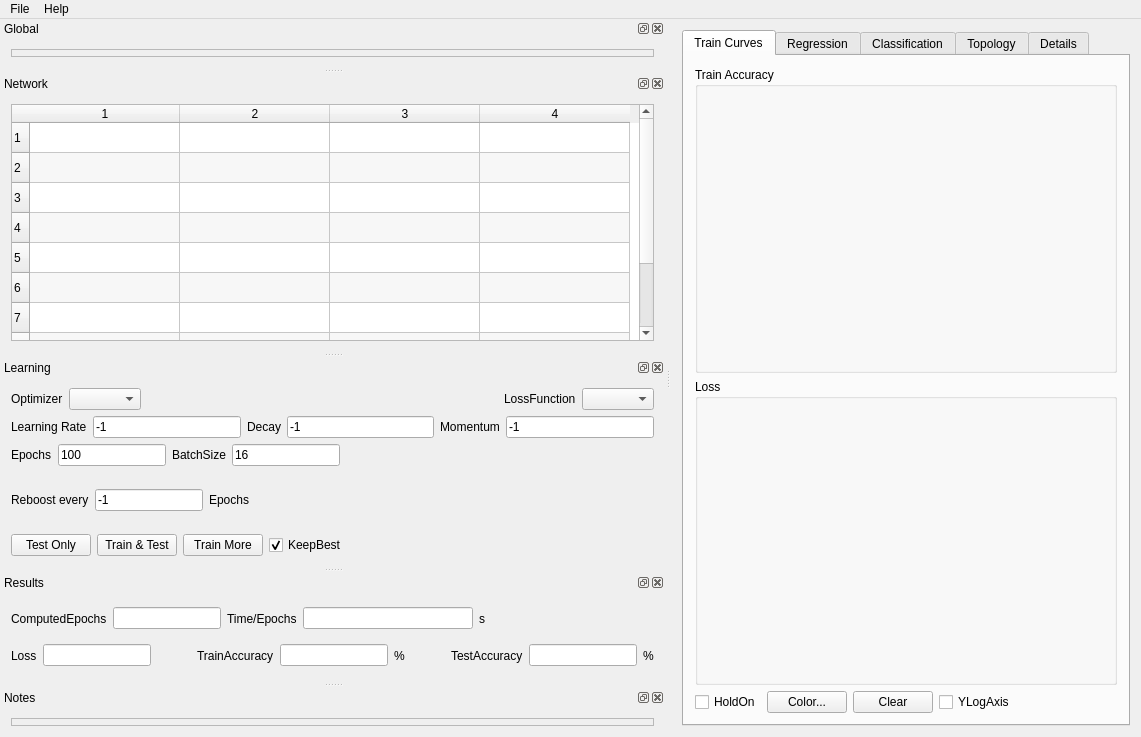
First picture: the form in src/DNNLab/mainwindow.ui, repository edeforas/BeeDNN, before the edit.
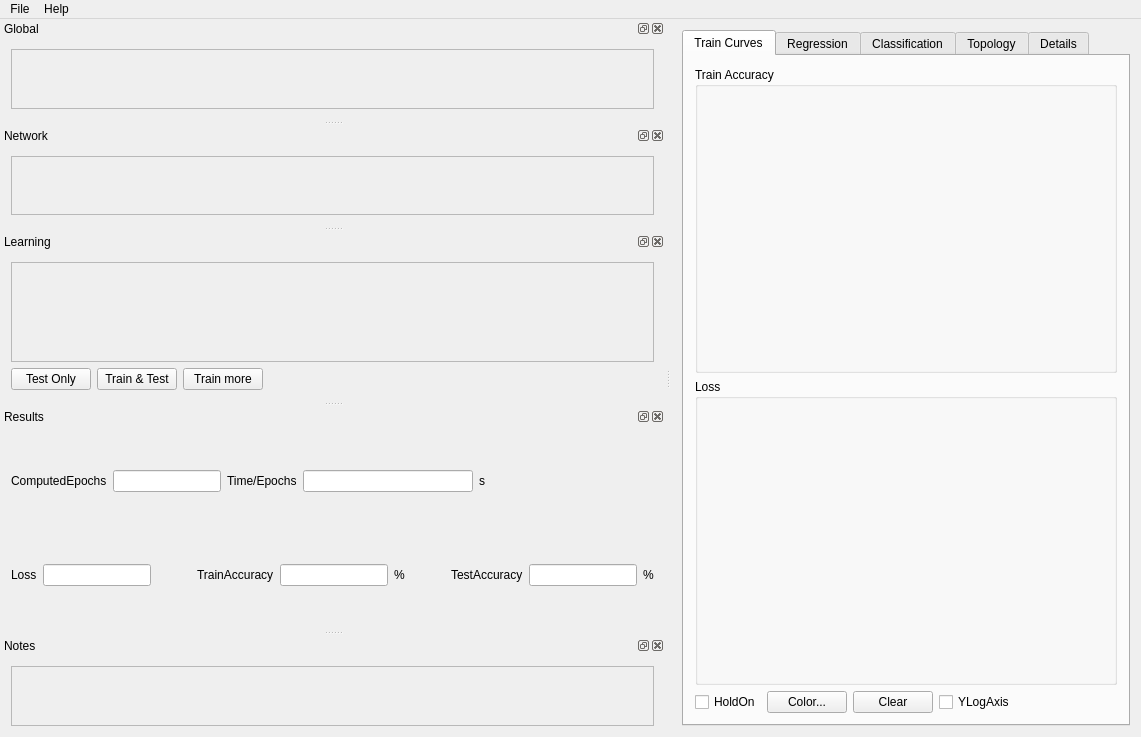
Second picture: the form after the edit. Custom widgets are drawn as their Qt base class.

```diff
--- a/src/DNNLab/mainwindow.ui
+++ b/src/DNNLab/mainwindow.ui
@@ -276,7 +276,7 @@
   </widget>
   <widget class="QDockWidget" name="dockWidget">
    <property name="sizePolicy">
-    <sizepolicy hsizetype="Expanding" vsizetype="Minimum">
+    <sizepolicy hsizetype="Expanding" vsizetype="Expanding">
      <horstretch>0</horstretch>
      <verstretch>0</verstretch>
     </sizepolicy>
@@ -290,66 +290,19 @@
    <widget class="QWidget" name="dockWidgetContents">
     <layout class="QVBoxLayout" name="verticalLayout_4">
      <item>
-      <widget class="QTableWidget" name="twNetwork">
+      <widget class="FrameNetwork" name="frameNetwork">
        <property name="sizePolicy">
-        <sizepolicy hsizetype="MinimumExpanding" vsizetype="Expanding">
+        <sizepolicy hsizetype="Preferred" vsizetype="Expanding">
          <horstretch>0</horstretch>
-         <verstretch>60</verstretch>
+         <verstretch>0</verstretch>
         </sizepolicy>
        </property>
-       <property name="minimumSize">
-        <size>
-         <width>600</width>
-         <height>0</height>
-        </size>
+       <property name="frameShape">
+        <enum>QFrame::StyledPanel</enum>
        </property>
-       <property name="horizontalScrollBarPolicy">
-        <enum>Qt::ScrollBarAlwaysOff</enum>
+       <property name="frameShadow">
+        <enum>QFrame::Raised</enum>
        </property>
-       <property name="sizeAdjustPolicy">
-        <enum>QAbstractScrollArea::AdjustIgnored</enum>
-       </property>
-       <property name="autoScroll">
-        <bool>false</bool>
-       </property>
-       <property name="alternatingRowColors">
-        <bool>true</bool>
-       </property>
-       <property name="gridStyle">
-        <enum>Qt::SolidLine</enum>
-       </property>
-       <property name="cornerButtonEnabled">
-        <bool>false</bool>
-       </property>
-       <property name="rowCount">
-        <number>10</number>
-       </property>
-       <property name="columnCount">
-        <number>4</number>
-       </property>
-       <attribute name="horizontalHeaderDefaultSectionSize">
-        <number>150</number>
-       </attribute>
-       <attribute name="horizontalHeaderMinimumSectionSize">
-        <number>130</number>
-       </attribute>
-       <attribute name="horizontalHeaderStretchLastSection">
-        <bool>false</bool>
-       </attribute>
-       <row/>
-       <row/>
-       <row/>
-       <row/>
-       <row/>
-       <row/>
-       <row/>
-       <row/>
-       <row/>
-       <row/>
-       <column/>
-       <column/>
-       <column/>
-       <column/>
       </widget>
      </item>
     </layout>
@@ -370,170 +323,18 @@
    </attribute>
    <widget class="QWidget" name="dockWidgetContents_3">
     <layout class="QGridLayout" name="gridLayout_4">
+     <item row="0" column="0">
+      <widget class="FrameLearning" name="frameLearning">
+       <property name="frameShape">
+        <enum>QFrame::StyledPanel</enum>
+       </property>
+       <property name="frameShadow">
+        <enum>QFrame::Raised</enum>
+       </property>
+      </widget>
+     </item>
      <item row="1" column="0">
-      <layout class="QHBoxLayout" name="horizontalLayout_4">
-       <item>
-        <widget class="QLabel" name="label_9">
-         <property name="text">
-          <string>Learning Rate</string>
-         </property>
-        </widget>
-       </item>
-       <item>
-        <widget class="QLineEdit" name="leLearningRate">
-         <property name="text">
-          <string>-1</string>
-         </property>
-        </widget>
-       </item>
-       <item>
-        <widget class="QLabel" name="label_11">
-         <property name="text">
-          <string>Decay</string>
-         </property>
-        </widget>
-       </item>
-       <item>
-        <widget class="QLineEdit" name="leDecay">
-         <property name="enabled">
-          <bool>true</bool>
-         </property>
-         <property name="text">
-          <string>-1</string>
-         </property>
-        </widget>
-       </item>
-       <item>
-        <widget class="QLabel" name="label_10">
-         <property name="text">
-          <string>Momentum</string>
-         </property>
-        </widget>
-       </item>
-       <item>
-        <widget class="QLineEdit" name="leMomentum">
-         <property name="enabled">
-          <bool>true</bool>
-         </property>
-         <property name="text">
-          <string>-1</string>
-         </property>
-         <property name="readOnly">
-          <bool>false</bool>
-         </property>
-        </widget>
-       </item>
-      </layout>
-     </item>
-     <item row="2" column="0">
-      <layout class="QHBoxLayout" name="horizontalLayout_3">
-       <item>
-        <widget class="QLabel" name="label_8">
-         <property name="text">
-          <string>Epochs</string>
-         </property>
-        </widget>
-       </item>
-       <item>
-        <widget class="QLineEdit" name="leEpochs">
-         <property name="sizePolicy">
-          <sizepolicy hsizetype="Preferred" vsizetype="Fixed">
-           <horstretch>0</horstretch>
-           <verstretch>0</verstretch>
-          </sizepolicy>
-         </property>
-         <property name="text">
-          <string>100</string>
-         </property>
-        </widget>
-       </item>
-       <item>
-        <widget class="QLabel" name="label_7">
-         <property name="text">
-          <string>BatchSize</string>
-         </property>
-        </widget>
-       </item>
-       <item>
-        <widget class="QLineEdit" name="leBatchSize">
-         <property name="enabled">
-          <bool>true</bool>
-         </property>
-         <property name="sizePolicy">
-          <sizepolicy hsizetype="Preferred" vsizetype="Fixed">
-           <horstretch>0</horstretch>
-           <verstretch>0</verstretch>
-          </sizepolicy>
-         </property>
-         <property name="text">
-          <string>16</string>
-         </property>
-        </widget>
-       </item>
-       <item>
-        <spacer name="horizontalSpacer_9">
-         <property name="orientation">
-          <enum>Qt::Horizontal</enum>
-         </property>
-         <property name="sizeHint" stdset="0">
-          <size>
-           <width>40</width>
-           <height>20</height>
-          </size>
-         </property>
-        </spacer>
-       </item>
-      </layout>
-     </item>
-     <item row="3" column="0">
-      <layout class="QHBoxLayout" name="horizontalLayout_6">
-       <item>
-        <widget class="QLabel" name="label_4">
-         <property name="text">
-          <string>Reboost every</string>
-         </property>
-        </widget>
-       </item>
-       <item>
-        <widget class="QLineEdit" name="leReboost">
-         <property name="enabled">
-          <bool>true</bool>
-         </property>
-         <property name="sizePolicy">
-          <sizepolicy hsizetype="Preferred" vsizetype="Fixed">
-           <horstretch>0</horstretch>
-           <verstretch>0</verstretch>
-          </sizepolicy>
-         </property>
-         <property name="text">
-          <string>-1</string>
-         </property>
-        </widget>
-       </item>
-       <item>
-        <widget class="QLabel" name="label_14">
-         <property name="text">
-          <string>Epochs</string>
-         </property>
-        </widget>
-       </item>
-       <item>
-        <spacer name="horizontalSpacer_12">
-         <property name="orientation">
-          <enum>Qt::Horizontal</enum>
-         </property>
-         <property name="sizeHint" stdset="0">
-          <size>
-           <width>40</width>
-           <height>20</height>
-          </size>
-         </property>
-        </spacer>
-       </item>
-      </layout>
-     </item>
-     <item row="4" column="0">
-      <layout class="QHBoxLayout" name="horizontalLayout_12">
+      <layout class="QHBoxLayout" name="horizontalLayout">
        <item>
         <widget class="QPushButton" name="btnTestOnly">
          <property name="text">
@@ -542,7 +343,7 @@
         </widget>
        </item>
        <item>
-        <widget class="QPushButton" name="pushButton">
+        <widget class="QPushButton" name="btnTrainAndTest">
          <property name="text">
           <string>Train &amp;&amp; Test</string>
          </property>
@@ -551,22 +352,12 @@
        <item>
         <widget class="QPushButton" name="btnTrainMore">
          <property name="text">
-          <string>Train More</string>
+          <string>Train more</string>
          </property>
         </widget>
        </item>
        <item>
-        <widget class="QCheckBox" name="cbKeepBest">
-         <property name="text">
-          <string>KeepBest</string>
-         </property>
-         <property name="checked">
-          <bool>true</bool>
-         </property>
-        </widget>
-       </item>
-       <item>
-        <spacer name="horizontalSpacer_6">
+        <spacer name="horizontalSpacer">
          <property name="orientation">
           <enum>Qt::Horizontal</enum>
          </property>
@@ -580,51 +371,6 @@
        </item>
       </layout>
      </item>
-     <item row="0" column="0">
-      <layout class="QHBoxLayout" name="horizontalLayout">
-       <item>
-        <widget class="QLabel" name="label">
-         <property name="text">
-          <string>Optimizer</string>
-         </property>
-        </widget>
-       </item>
-       <item>
-        <widget class="QComboBox" name="cbOptimizer">
-         <property name="currentIndex">
-          <number>-1</number>
-         </property>
-        </widget>
-       </item>
-       <item>
-        <spacer name="horizontalSpacer_10">
-         <property name="orientation">
-          <enum>Qt::Horizontal</enum>
-         </property>
-         <property name="sizeHint" stdset="0">
-          <size>
-           <width>40</width>
-           <height>20</height>
-          </size>
-         </property>
-        </spacer>
-       </item>
-       <item>
-        <widget class="QLabel" name="label_2">
-         <property name="text">
-          <string>LossFunction</string>
-         </property>
-        </widget>
-       </item>
-       <item>
-        <widget class="QComboBox" name="cbLossFunction">
-         <property name="enabled">
-          <bool>true</bool>
-         </property>
-        </widget>
-       </item>
-      </layout>
-     </item>
     </layout>
    </widget>
   </widget>
@@ -892,7 +638,19 @@
   <customwidget>
    <class>FrameGlobal</class>
    <extends>QFrame</extends>
-   <header location="global">FrameGlobal.h</header>
+   <header>FrameGlobal.h</header>
+   <container>1</container>
+  </customwidget>
+  <customwidget>
+   <class>FrameLearning</class>
+   <extends>QFrame</extends>
+   <header>FrameLearning.h</header>
+   <container>1</container>
+  </customwidget>
+  <customwidget>
+   <class>FrameNetwork</class>
+   <extends>QFrame</extends>
+   <header location="global">FrameNetwork.h</header>
    <container>1</container>
   </customwidget>
  </customwidgets>
```
